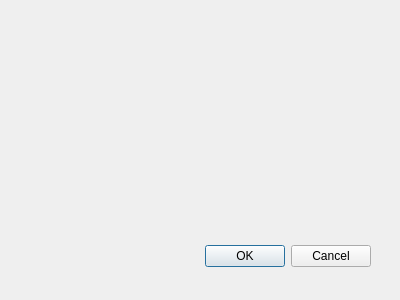
This is modules/createPassw/createpassw.ui in KryvosheyaIvan/passwSaver as Qt 5 draws it before an edit. The edited form follows.
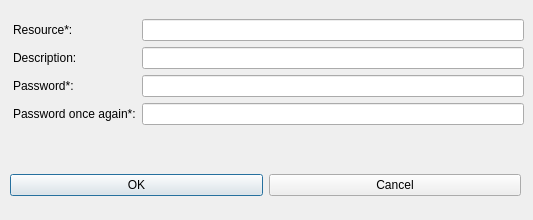
This is the edited form. Icons and pictures are not drawn.

Commit message: form for new resource created

```diff
--- a/modules/createPassw/createpassw.ui
+++ b/modules/createPassw/createpassw.ui
@@ -8,28 +8,110 @@
    <rect>
     <x>0</x>
     <y>0</y>
-    <width>400</width>
-    <height>300</height>
+    <width>533</width>
+    <height>220</height>
    </rect>
   </property>
+  <property name="sizePolicy">
+   <sizepolicy hsizetype="Minimum" vsizetype="Minimum">
+    <horstretch>0</horstretch>
+    <verstretch>0</verstretch>
+   </sizepolicy>
+  </property>
+  <property name="minimumSize">
+   <size>
+    <width>533</width>
+    <height>200</height>
+   </size>
+  </property>
   <property name="windowTitle">
    <string>Dialog</string>
   </property>
-  <widget name="buttonBox" class="QDialogButtonBox">
+  <widget class="QWidget" name="formLayoutWidget">
    <property name="geometry">
     <rect>
-     <x>30</x>
-     <y>240</y>
-     <width>341</width>
-     <height>32</height>
+     <x>13</x>
+     <y>19</y>
+     <width>511</width>
+     <height>131</height>
     </rect>
    </property>
-   <property name="orientation">
-    <enum>Qt::Horizontal</enum>
+   <layout class="QFormLayout" name="formLayout">
+    <item row="0" column="0">
+     <widget class="QLabel" name="labelResource">
+      <property name="text">
+       <string>Resource*:</string>
+      </property>
+     </widget>
+    </item>
+    <item row="1" column="0">
+     <widget class="QLabel" name="labelDescription">
+      <property name="text">
+       <string>Description:</string>
+      </property>
+     </widget>
+    </item>
+    <item row="0" column="1">
+     <widget class="QLineEdit" name="lineResource"/>
+    </item>
+    <item row="1" column="1">
+     <widget class="QLineEdit" name="lineDescription"/>
+    </item>
+    <item row="2" column="0">
+     <widget class="QLabel" name="labelPassw1">
+      <property name="text">
+       <string>Password*:</string>
+      </property>
+     </widget>
+    </item>
+    <item row="2" column="1">
+     <widget class="QLineEdit" name="linePassw1"/>
+    </item>
+    <item row="3" column="0">
+     <widget class="QLabel" name="labelPassw2">
+      <property name="text">
+       <string>Password once again*:</string>
+      </property>
+     </widget>
+    </item>
+    <item row="3" column="1">
+     <widget class="QLineEdit" name="linePassw2"/>
+    </item>
+   </layout>
+  </widget>
+  <widget class="QWidget" name="horizontalLayoutWidget">
+   <property name="geometry">
+    <rect>
+     <x>10</x>
+     <y>160</y>
+     <width>511</width>
+     <height>51</height>
+    </rect>
    </property>
-   <property name="standardButtons">
-    <set>QDialogButtonBox::Cancel|QDialogButtonBox::Ok</set>
-   </property>
+   <layout class="QHBoxLayout" name="horizontalLayout">
+    <item>
+     <widget class="QPushButton" name="buttonCancel">
+      <property name="text">
+       <string>OK</string>
+      </property>
+      <property name="icon">
+       <iconset resource="../../resource.qrc">
+        <normaloff>:/img/add.png</normaloff>:/img/add.png</iconset>
+      </property>
+     </widget>
+    </item>
+    <item>
+     <widget class="QPushButton" name="buttonOk">
+      <property name="text">
+       <string>Cancel</string>
+      </property>
+      <property name="icon">
+       <iconset resource="../../resource.qrc">
+        <normaloff>:/img/delete.png</normaloff>:/img/delete.png</iconset>
+      </property>
+     </widget>
+    </item>
+   </layout>
   </widget>
  </widget>
  <pixmapfunction/>
```
Left out of the diff: 46 changed lines with no effect on the pictures. The commit also changes 3 other files.
